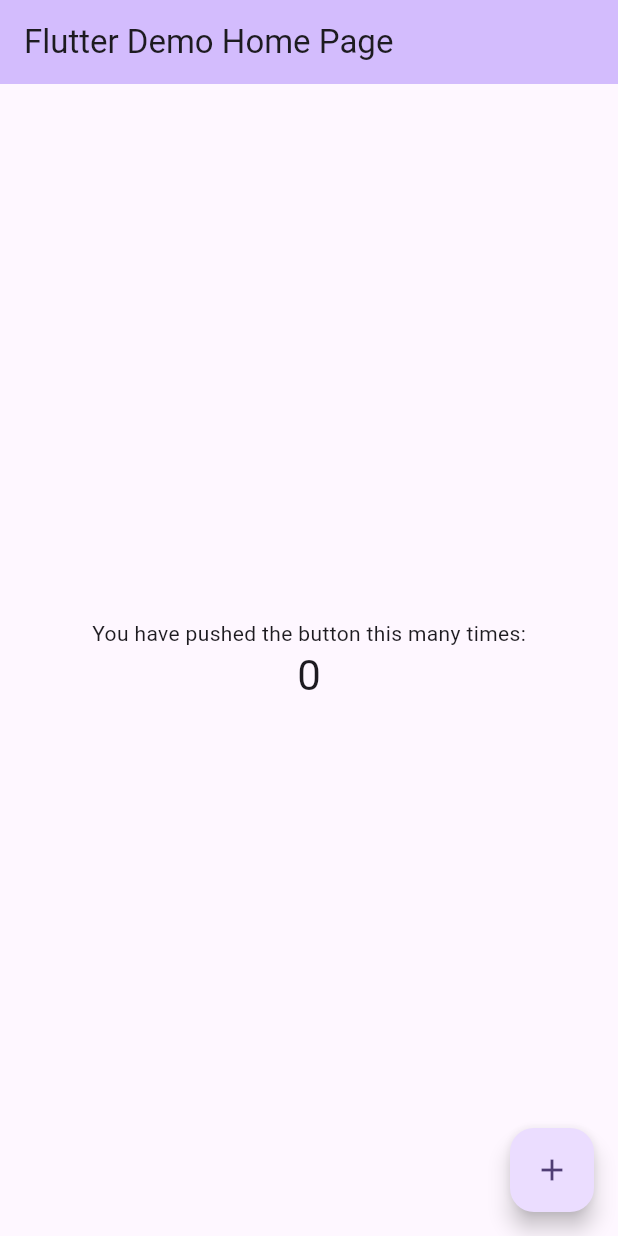
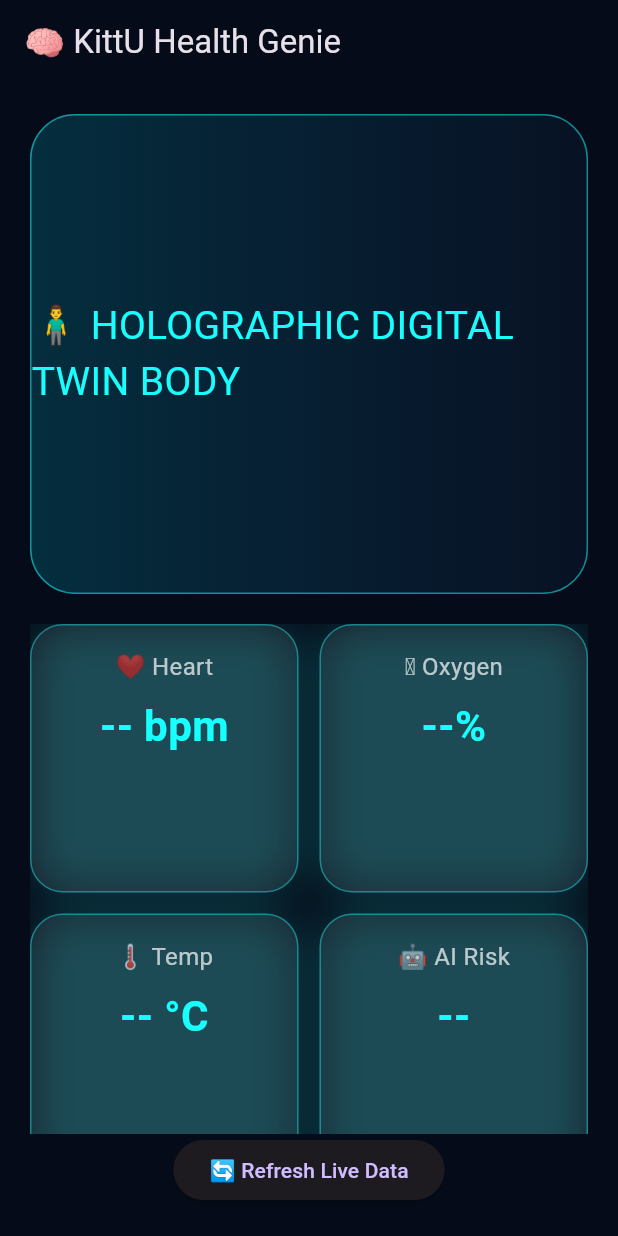
Before and after one commit to pkrishnareddym/KITTU, a Flutter app: the screen it shows after launch, on a phone screen of 412 x 824 dp. Run offline on Flutter 3.47's test engine with Material 3 defaults, Android fonts, the phone set to English and light mode, and no system bars; network calls fail.

Commit message:
🚀 KittU Health Genie Master Setup

```diff
--- a/kittu_health_genie_master/apps/flutter_app/lib/main.dart
+++ b/kittu_health_genie_master/apps/flutter_app/lib/main.dart
@@ -1,4 +1,6 @@
+import 'dart:convert';
 import 'package:flutter/material.dart';
+import 'package:http/http.dart' as http;
 
 void main() {
   runApp(const MyApp());
@@ -7,115 +9,120 @@
 class MyApp extends StatelessWidget {
   const MyApp({super.key});
 
-  // This widget is the root of your application.
   @override
   Widget build(BuildContext context) {
     return MaterialApp(
-      title: 'Flutter Demo',
-      theme: ThemeData(
-        // This is the theme of your application.
-        //
-        // TRY THIS: Try running your application with "flutter run". You'll see
-        // the application has a purple toolbar. Then, without quitting the app,
-        // try changing the seedColor in the colorScheme below to Colors.green
-        // and then invoke "hot reload" (save your changes or press the "hot
-        // reload" button in a Flutter-supported IDE, or press "r" if you used
-        // the command line to start the app).
-        //
-        // Notice that the counter didn't reset back to zero; the application
-        // state is not lost during the reload. To reset the state, use hot
-        // restart instead.
-        //
-        // This works for code too, not just values: Most code changes can be
-        // tested with just a hot reload.
-        colorScheme: .fromSeed(seedColor: Colors.deepPurple),
-      ),
-      home: const MyHomePage(title: 'Flutter Demo Home Page'),
+      debugShowCheckedModeBanner: false,
+      title: 'KittU Health Genie',
+      theme: ThemeData.dark(),
+      home: const DashboardPage(),
     );
   }
 }
 
-class MyHomePage extends StatefulWidget {
-  const MyHomePage({super.key, required this.title});
-
-  // This widget is the home page of your application. It is stateful, meaning
-  // that it has a State object (defined below) that contains fields that affect
-  // how it looks.
-
-  // This class is the configuration for the state. It holds the values (in this
-  // case the title) provided by the parent (in this case the App widget) and
-  // used by the build method of the State. Fields in a Widget subclass are
-  // always marked "final".
-
-  final String title;
+class DashboardPage extends StatefulWidget {
+  const DashboardPage({super.key});
 
   @override
-  State<MyHomePage> createState() => _MyHomePageState();
+  State<DashboardPage> createState() => _DashboardPageState();
 }
 
-class _MyHomePageState extends State<MyHomePage> {
-  int _counter = 0;
+class _DashboardPageState extends State<DashboardPage> {
+  Map data = {};
 
-  void _incrementCounter() {
+  Future fetchVitals() async {
+    final res = await http.get(Uri.parse("http://127.0.0.1:8000/vitals"));
     setState(() {
-      // This call to setState tells the Flutter framework that something has
-      // changed in this State, which causes it to rerun the build method below
-      // so that the display can reflect the updated values. If we changed
-      // _counter without calling setState(), then the build method would not be
-      // called again, and so nothing would appear to happen.
-      _counter++;
+      data = jsonDecode(res.body);
     });
   }
 
   @override
+  void initState() {
+    super.initState();
+    fetchVitals();
+  }
+
+  Widget glassCard(String title,String value){
+    return Container(
+      padding: const EdgeInsets.all(16),
+      decoration: BoxDecoration(
+        borderRadius: BorderRadius.circular(22),
+        color: Colors.white.withOpacity(0.08),
+        border: Border.all(color: Colors.cyanAccent.withOpacity(0.4)),
+        boxShadow: [
+          BoxShadow(
+            color: Colors.cyanAccent.withOpacity(0.2),
+            blurRadius: 25,
+          )
+        ]
+      ),
+      child: Column(
+        children: [
+          Text(title,style: const TextStyle(fontSize:16,color: Colors.white70)),
+          const SizedBox(height:8),
+          Text(value,style: const TextStyle(fontSize:28,fontWeight: FontWeight.bold,color: Colors.cyanAccent))
+        ],
+      ),
+    );
+  }
+
+  @override
   Widget build(BuildContext context) {
-    // This method is rerun every time setState is called, for instance as done
-    // by the _incrementCounter method above.
-    //
-    // The Flutter framework has been optimized to make rerunning build methods
-    // fast, so that you can just rebuild anything that needs updating rather
-    // than having to individually change instances of widgets.
     return Scaffold(
+      backgroundColor: const Color(0xff050b18),
       appBar: AppBar(
-        // TRY THIS: Try changing the color here to a specific color (to
-        // Colors.amber, perhaps?) and trigger a hot reload to see the AppBar
-        // change color while the other colors stay the same.
-        backgroundColor: Theme.of(context).colorScheme.inversePrimary,
-        // Here we take the value from the MyHomePage object that was created by
-        // the App.build method, and use it to set our appbar title.
-        title: Text(widget.title),
+        title: const Text("🧠 KittU Health Genie"),
+        backgroundColor: Colors.transparent,
       ),
-      body: Center(
-        // Center is a layout widget. It takes a single child and positions it
-        // in the middle of the parent.
+      body: Padding(
+        padding: const EdgeInsets.all(20),
         child: Column(
-          // Column is also a layout widget. It takes a list of children and
-          // arranges them vertically. By default, it sizes itself to fit its
-          // children horizontally, and tries to be as tall as its parent.
-          //
-          // Column has various properties to control how it sizes itself and
-          // how it positions its children. Here we use mainAxisAlignment to
-          // center the children vertically; the main axis here is the vertical
-          // axis because Columns are vertical (the cross axis would be
-          // horizontal).
-          //
-          // TRY THIS: Invoke "debug painting" (choose the "Toggle Debug Paint"
-          // action in the IDE, or press "p" in the console), to see the
-          // wireframe for each widget.
-          mainAxisAlignment: .center,
           children: [
-            const Text('You have pushed the button this many times:'),
-            Text(
-              '$_counter',
-              style: Theme.of(context).textTheme.headlineMedium,
+
+            Container(
+              height: 320,
+              decoration: BoxDecoration(
+                borderRadius: BorderRadius.circular(30),
+                gradient: LinearGradient(
+                  colors: [
+                    Colors.cyan.withOpacity(0.2),
+                    Colors.blue.withOpacity(0.05)
+                  ]
+                ),
+                border: Border.all(color: Colors.cyanAccent.withOpacity(0.5))
+              ),
+              child: const Center(
+                child: Text(
+                  "🧍‍♂️ HOLOGRAPHIC DIGITAL TWIN BODY",
+                  style: TextStyle(fontSize:26,color: Colors.cyanAccent),
+                ),
+              ),
             ),
+
+            const SizedBox(height:20),
+
+            Expanded(
+              child: GridView.count(
+                crossAxisCount: 2,
+                crossAxisSpacing: 14,
+                mainAxisSpacing: 14,
+                children: [
+                  glassCard("❤️ Heart", "${data["heart_rate"] ?? "--"} bpm"),
+                  glassCard("🫁 Oxygen", "${data["oxygen"] ?? "--"}%"),
+                  glassCard("🌡 Temp", "${data["temp"] ?? "--"} °C"),
+                  glassCard("🤖 AI Risk", "${data["risk"] ?? "--"}"),
+                ],
+              ),
+            ),
+
+            ElevatedButton(
+              onPressed: fetchVitals,
+              child: const Text("🔄 Refresh Live Data"),
+            )
+
           ],
         ),
-      ),
-      floatingActionButton: FloatingActionButton(
-        onPressed: _incrementCounter,
-        tooltip: 'Increment',
-        child: const Icon(Icons.add),
       ),
     );
   }
--- a/kittu_health_genie_master/apps/flutter_app/pubspec.yaml
+++ b/kittu_health_genie_master/apps/flutter_app/pubspec.yaml
@@ -34,6 +34,7 @@
   # The following adds the Cupertino Icons font to your application.
   # Use with the CupertinoIcons class for iOS style icons.
   cupertino_icons: ^1.0.8
+  http: ^1.6.0
 
 dev_dependencies:
   flutter_test:
```
Also changed, not shown: kittu_health_genie_master/apps/flutter_app/pubspec.lock, 3 other files.
